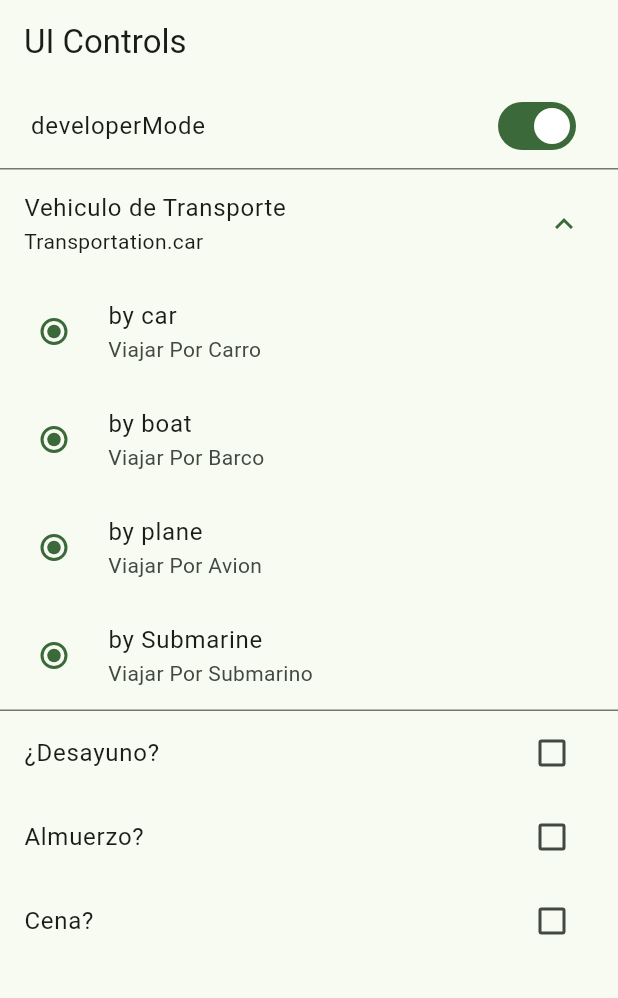
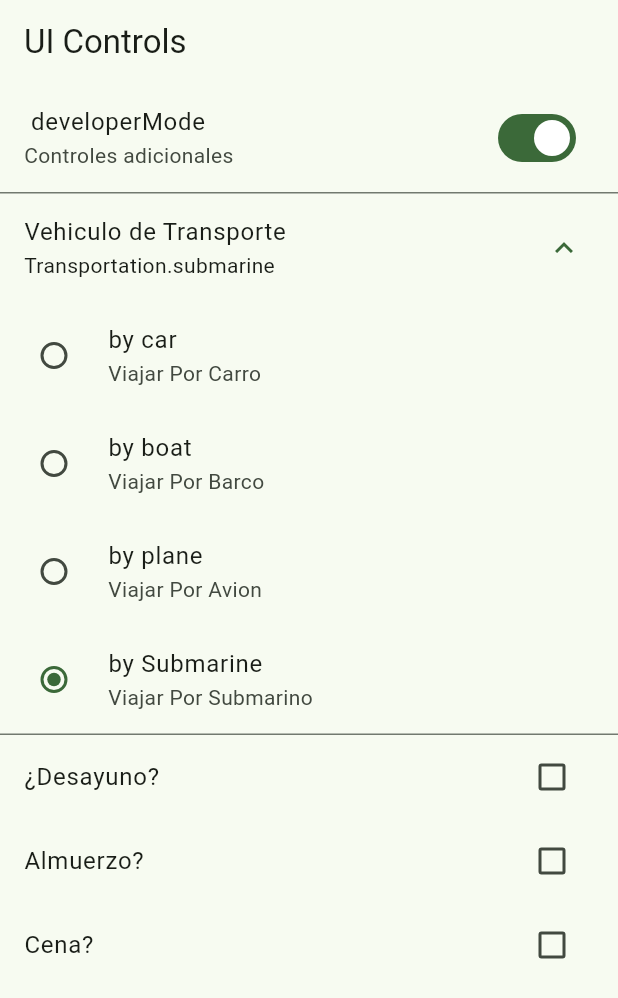
Before and after one commit to MAUMAU101/halloween, a Flutter app: the UiControlsScreen screen opened by its route, after a tap on "Vehiculo de Transporte", after a tap on "by Submarine", on a phone screen of 412 x 824 dp. Shown: the top 998 px of the screen. Run offline on Flutter 3.47's test engine with Material 2 defaults, Android fonts, the phone set to English and light mode, and no system bars; our stand-ins replace animate_do, go_router.

```diff
--- a/lib/presentation/buttons/custom_button.dart
+++ b/lib/presentation/buttons/custom_button.dart
@@ -16,7 +16,7 @@
           child: const Padding(
             padding: EdgeInsets.symmetric(horizontal: 20, vertical: 10),
             child: Text(
-              'Hola mudo',
+              'Hola mudo0000',
               style: TextStyle(color: Colors.white),
             ),
           ),
--- a/lib/presentation/widgets/widgets.dart
+++ b/lib/presentation/widgets/widgets.dart
@@ -1,5 +1,5 @@
 export 'package:triki_triki2/presentation/snackbars/snack_bar_custom.dart';
-export 'package:triki_triki2/presentation/widgets/widgets.dart';
 export 'package:triki_triki2/presentation/buttons/button_return_page.dart';
 export 'package:triki_triki2/presentation/buttons/custom_button.dart';
 export 'package:triki_triki2/presentation/appBars/app_bar_custom.dart';
+export 'package:triki_triki2/presentation/widgets/widgets.dart';
--- a/lib/screens/animated/animated_screen.dart
+++ b/lib/screens/animated/animated_screen.dart
@@ -4,7 +4,6 @@ import 'package:triki_triki2/presentation/widgets/widgets.dart';
 
 class AnimatedScreen extends StatefulWidget {
 static const screenName = 'animated_screen';
-
   const AnimatedScreen({super.key});
 
   @override
--- a/lib/screens/ui_controls/ui_controls_screen.dart
+++ b/lib/screens/ui_controls/ui_controls_screen.dart
@@ -14,18 +14,15 @@ class UiControlsScreen extends StatelessWidget with AppBarCustom {
   }
 }
 
-
-
-
 class _UiControlsView extends StatefulWidget {
   const _UiControlsView();
+
   @override
   State<_UiControlsView> createState() => _UiControlsViewState();
-
-
 }
 
 enum Transportation{car, plane, boat, submarine}
+
 class _UiControlsViewState extends State<_UiControlsView> {
 bool isDeveloper = true;
 Transportation selectedTransportation =Transportation.car;
@@ -40,6 +37,7 @@ Widget build(BuildContext context) {
     children: [
       SwitchListTile(
         title: const Text(' developerMode'),
+        subtitle: const Text('Controles adicionales'),
         value: isDeveloper,
         onChanged: (value) => setState((){
           isDeveloper = !isDeveloper;
@@ -61,7 +59,7 @@ Widget build(BuildContext context) {
         RadioListTile(
         title:  const Text('by boat'),
         subtitle: const Text('Viajar Por Barco'),
-        value: Transportation.car,
+        value: Transportation.boat,
         groupValue: selectedTransportation,
         onChanged: (value)=> setState(() {
         selectedTransportation=Transportation.boat;
@@ -70,7 +68,7 @@ Widget build(BuildContext context) {
                 RadioListTile(
         title:  const Text('by plane'),
         subtitle: const Text('Viajar Por Avion'),
-        value: Transportation.car,
+        value: Transportation.plane,
         groupValue: selectedTransportation,
         onChanged: (value)=> setState(() {
       selectedTransportation=Transportation.plane;
@@ -79,10 +77,10 @@ Widget build(BuildContext context) {
                 RadioListTile(
         title:  const Text('by Submarine'),
         subtitle: const Text('Viajar Por Submarino'),
-        value: Transportation.car,
+        value: Transportation.submarine,
         groupValue: selectedTransportation,
         onChanged: (value)=> setState(() {
-      selectedTransportation=Transportation.car;
+      selectedTransportation=Transportation.submarine;
   }),
             ),
           ],
--- a/pubspec.yaml
+++ b/pubspec.yaml
@@ -28,7 +28,6 @@ environment:
 # the latest version available on pub.dev. To see which dependencies have newer
 # versions available, run `flutter pub outdated`.
 dependencies:
-  animate_do: ^3.1.2
   flutter:
     sdk: flutter
 
@@ -37,6 +36,7 @@ dependencies:
   # Use with the CupertinoIcons class for iOS style icons.
   cupertino_icons: ^1.0.2
   go_router: ^12.0.1
+  animate_do: ^3.1.2
 
 dev_dependencies:
   flutter_test:
@@ -47,7 +47,7 @@ dev_dependencies:
   # activated in the `analysis_options.yaml` file located at the root of your
   # package. See that file for information about deactivating specific lint
   # rules and activating additional ones.
-  flutter_lints: ^2.0.0
+  flutter_lints: ^3.0.1
 
 # For information on the generic Dart part of this file, see the
 # following page: https://dart.dev/tools/pub/pubspec
```
Also changed, not shown: lib/config/menu/menu_items.dart (+4 -3 lines), lib/config/router/list_router.dart (+3 -8 lines), lib/screens/app_tutorial/app_tutorial_screen.dart (+7 -9 lines), lib/screens/screens.dart (+1 -8 lines), lib/main.dart (line endings or trailing spaces), lib/screens/buttons/buttons_screen.dart (renamed from lib/screens/buttons/ButtonsScreen.dart), pubspec.lock.
